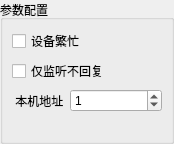
Before: the Qt Designer form src/modbus/common/SAKModbusCommonServerSection.ui in x-tools-author/x-tools, drawn with Qt 5.
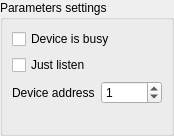
After: the same form once the commit is applied.

What changed in the file:
```diff
--- a/src/modbus/common/SAKModbusCommonServerSection.ui
+++ b/src/modbus/common/SAKModbusCommonServerSection.ui
@@ -35,13 +35,13 @@
       </sizepolicy>
      </property>
      <property name="title">
-      <string>参数配置</string>
+      <string>Parameters settings</string>
      </property>
      <layout class="QGridLayout" name="gridLayout">
       <item row="1" column="0" colspan="2">
        <widget class="QCheckBox" name="listenLonlyCheckBox">
         <property name="text">
-         <string>仅监听不回复</string>
+         <string>Just listen</string>
         </property>
        </widget>
       </item>
@@ -54,7 +54,7 @@
          </sizepolicy>
         </property>
         <property name="text">
-         <string> 本机地址</string>
+         <string>Device address</string>
         </property>
        </widget>
       </item>
@@ -71,7 +71,7 @@
       <item row="0" column="0" colspan="2">
        <widget class="QCheckBox" name="busyCheckBox">
         <property name="text">
-         <string>设备繁忙</string>
+         <string>Device is busy</string>
         </property>
        </widget>
       </item>
@@ -84,7 +84,7 @@
          </sizepolicy>
         </property>
         <property name="text">
-         <string notr="true"> </string>
+         <string notr="true"/>
         </property>
        </widget>
       </item>
```
